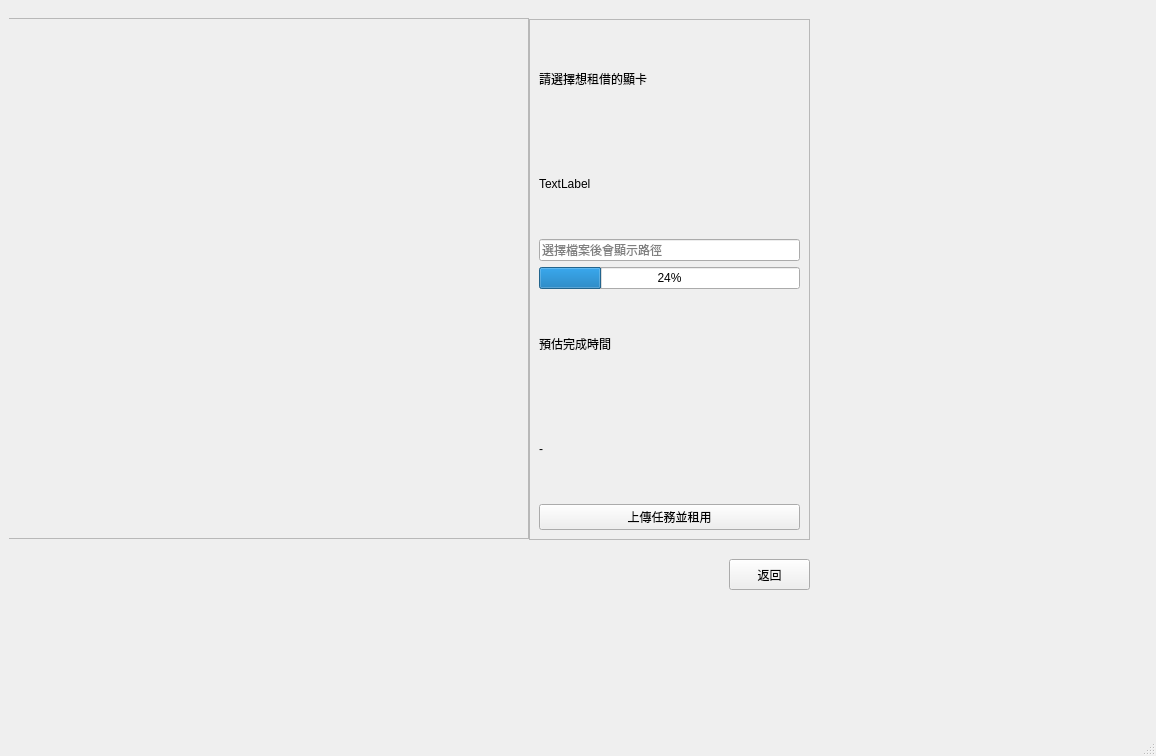
This is GPURentalApp/mainwindow.ui in NIU-Senior-Project/QtGUI as Qt 5 draws it before an edit. The edited form follows.
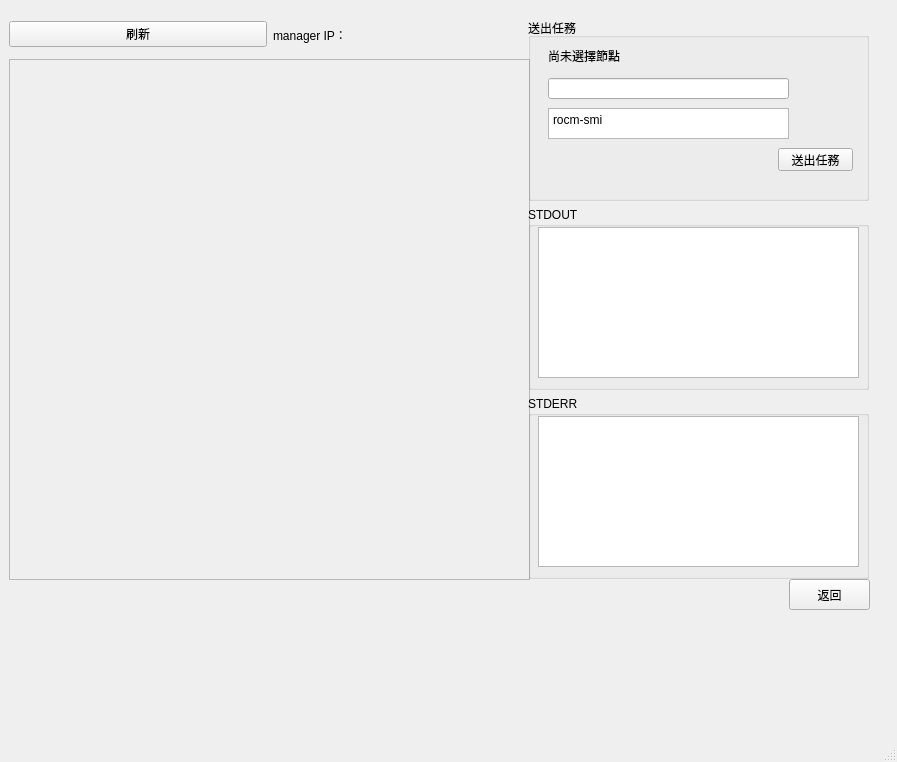
This is the edited form. The open tabs and pages were chosen to show the change.

Commit message: 更新出租者和租借者頁面

```diff
--- a/GPURentalApp/mainwindow.ui
+++ b/GPURentalApp/mainwindow.ui
@@ -6,8 +6,8 @@
    <rect>
     <x>0</x>
     <y>0</y>
-    <width>1156</width>
-    <height>756</height>
+    <width>897</width>
+    <height>762</height>
    </rect>
   </property>
   <property name="windowTitle">
@@ -64,8 +64,8 @@
        <widget class="QWidget" name="horizontalLayoutWidget">
         <property name="geometry">
          <rect>
-          <x>-1</x>
-          <y>9</y>
+          <x>0</x>
+          <y>50</y>
           <width>521</width>
           <height>521</height>
          </rect>
@@ -85,89 +85,27 @@
               <height>517</height>
              </rect>
             </property>
+            <widget class="QWidget" name="verticalLayoutWidget_3">
+             <property name="geometry">
+              <rect>
+               <x>0</x>
+               <y>0</y>
+               <width>521</width>
+               <height>521</height>
+              </rect>
+             </property>
+             <layout class="QVBoxLayout" name="vlay_renter_nodes"/>
+            </widget>
            </widget>
           </widget>
          </item>
         </layout>
        </widget>
-       <widget class="QFrame" name="frame_details">
-        <property name="geometry">
-         <rect>
-          <x>520</x>
-          <y>10</y>
-          <width>281</width>
-          <height>521</height>
-         </rect>
-        </property>
-        <property name="frameShape">
-         <enum>QFrame::Shape::StyledPanel</enum>
-        </property>
-        <property name="frameShadow">
-         <enum>QFrame::Shadow::Raised</enum>
-        </property>
-        <layout class="QVBoxLayout" name="verticalLayout">
-         <item>
-          <widget class="QLabel" name="lbl_detail_name">
-           <property name="text">
-            <string>請選擇想租借的顯卡</string>
-           </property>
-          </widget>
-         </item>
-         <item>
-          <widget class="QLabel" name="label">
-           <property name="text">
-            <string>TextLabel</string>
-           </property>
-          </widget>
-         </item>
-         <item>
-          <widget class="QLineEdit" name="edit_file_path">
-           <property name="text">
-            <string/>
-           </property>
-           <property name="readOnly">
-            <bool>true</bool>
-           </property>
-           <property name="placeholderText">
-            <string>選擇檔案後會顯示路徑</string>
-           </property>
-          </widget>
-         </item>
-         <item>
-          <widget class="QProgressBar" name="progress_upload">
-           <property name="value">
-            <number>24</number>
-           </property>
-          </widget>
-         </item>
-         <item>
-          <widget class="QLabel" name="lbl_eta">
-           <property name="text">
-            <string>預估完成時間</string>
-           </property>
-          </widget>
-         </item>
-         <item>
-          <widget class="QLabel" name="lbl_detail_price">
-           <property name="text">
-            <string>-</string>
-           </property>
-          </widget>
-         </item>
-         <item>
-          <widget class="QPushButton" name="btn_upload_task">
-           <property name="text">
-            <string>上傳任務並租用</string>
-           </property>
-          </widget>
-         </item>
-        </layout>
-       </widget>
        <widget class="QPushButton" name="btn_back_renter">
         <property name="geometry">
          <rect>
-          <x>720</x>
-          <y>550</y>
+          <x>780</x>
+          <y>570</y>
           <width>81</width>
           <height>31</height>
          </rect>
@@ -176,6 +114,140 @@
          <string>返回</string>
         </property>
        </widget>
+       <widget class="QWidget" name="horizontalLayoutWidget_5">
+        <property name="geometry">
+         <rect>
+          <x>0</x>
+          <y>0</y>
+          <width>521</width>
+          <height>51</height>
+         </rect>
+        </property>
+        <layout class="QHBoxLayout" name="horizontalLayout_5">
+         <item>
+          <widget class="QPushButton" name="btn_r_refresh_nodes">
+           <property name="text">
+            <string>刷新</string>
+           </property>
+          </widget>
+         </item>
+         <item>
+          <widget class="QLabel" name="lbl_r_manager">
+           <property name="text">
+            <string>manager IP：</string>
+           </property>
+          </widget>
+         </item>
+        </layout>
+       </widget>
+       <widget class="QWidget" name="verticalLayoutWidget_4">
+        <property name="geometry">
+         <rect>
+          <x>519</x>
+          <y>9</y>
+          <width>341</width>
+          <height>561</height>
+         </rect>
+        </property>
+        <layout class="QVBoxLayout" name="verticalLayout">
+         <item>
+          <widget class="QGroupBox" name="gb_r_submit">
+           <property name="title">
+            <string>送出任務</string>
+           </property>
+           <widget class="QLabel" name="lbl_r_selected_node">
+            <property name="geometry">
+             <rect>
+              <x>20</x>
+              <y>30</y>
+              <width>241</width>
+              <height>16</height>
+             </rect>
+            </property>
+            <property name="text">
+             <string>尚未選擇節點</string>
+            </property>
+           </widget>
+           <widget class="QLineEdit" name="edit_r_container">
+            <property name="geometry">
+             <rect>
+              <x>20</x>
+              <y>60</y>
+              <width>241</width>
+              <height>21</height>
+             </rect>
+            </property>
+           </widget>
+           <widget class="QPlainTextEdit" name="edit_r_script">
+            <property name="geometry">
+             <rect>
+              <x>20</x>
+              <y>90</y>
+              <width>241</width>
+              <height>31</height>
+             </rect>
+            </property>
+            <property name="plainText">
+             <string>rocm-smi</string>
+            </property>
+           </widget>
+           <widget class="QPushButton" name="btn_r_submit_job">
+            <property name="geometry">
+             <rect>
+              <x>250</x>
+              <y>130</y>
+              <width>75</width>
+              <height>23</height>
+             </rect>
+            </property>
+            <property name="text">
+             <string>送出任務</string>
+            </property>
+           </widget>
+          </widget>
+         </item>
+         <item>
+          <widget class="QGroupBox" name="gb_r_stdout">
+           <property name="title">
+            <string>STDOUT</string>
+           </property>
+           <widget class="QPlainTextEdit" name="text_r_stdout">
+            <property name="geometry">
+             <rect>
+              <x>10</x>
+              <y>20</y>
+              <width>321</width>
+              <height>151</height>
+             </rect>
+            </property>
+            <property name="readOnly">
+             <bool>true</bool>
+            </property>
+           </widget>
+          </widget>
+         </item>
+         <item>
+          <widget class="QGroupBox" name="gb_r_stderr">
+           <property name="title">
+            <string>STDERR</string>
+           </property>
+           <widget class="QPlainTextEdit" name="text_r_stderr">
+            <property name="geometry">
+             <rect>
+              <x>10</x>
+              <y>20</y>
+              <width>321</width>
+              <height>151</height>
+             </rect>
+            </property>
+            <property name="readOnly">
+             <bool>true</bool>
+            </property>
+           </widget>
+          </widget>
+         </item>
+        </layout>
+       </widget>
       </widget>
       <widget class="QWidget" name="page_3">
        <widget class="QWidget" name="horizontalLayoutWidget_2">
```
Left out of the diff: 174 changed lines with no effect on the pictures. The commit also changes 2 other files.
